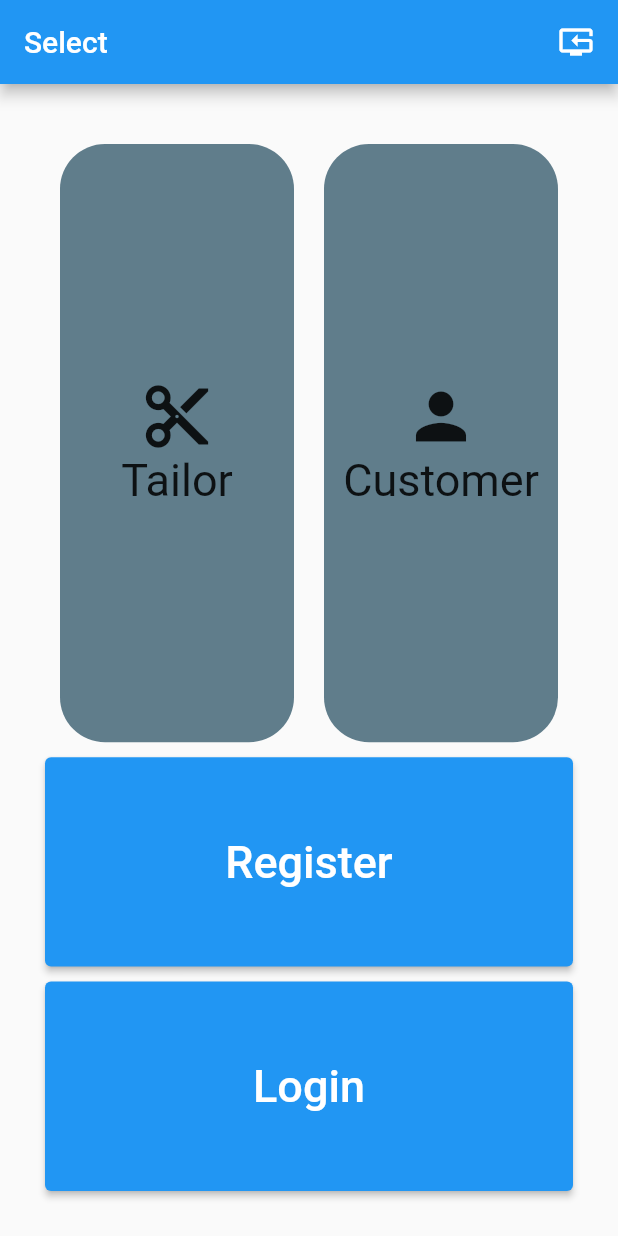
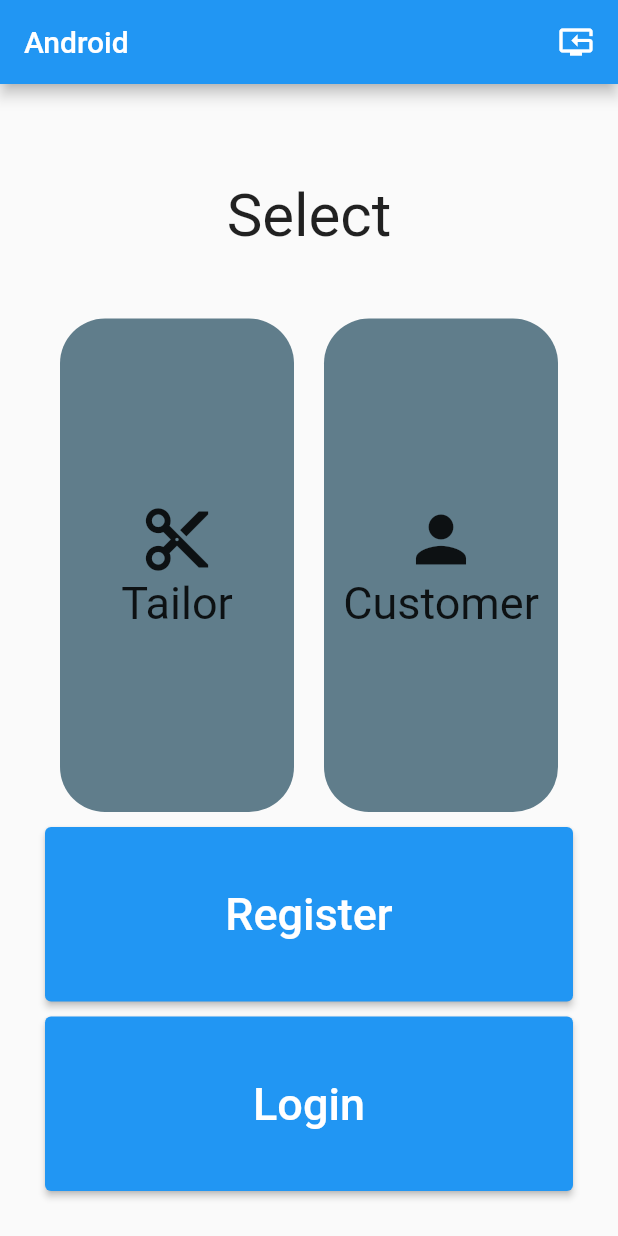
Before and after one commit to Muhammad-Arbad/fyp, a Flutter app: the selectCustomerTailor screen opened directly, on a phone screen of 412 x 824 dp. Run offline on Flutter 3.47's test engine with Material 2 defaults, Android fonts, the phone set to English and light mode, and no system bars; our stand-ins replace image_picker, shared_preferences, smooth_page_indicator; accounts and stored records are empty.

```diff
--- a/lib/selectCustomerTailor.dart
+++ b/lib/selectCustomerTailor.dart
@@ -3,6 +3,7 @@ import 'package:tailor_application/Login.dart';
 import 'package:tailor_application/customerRegister.dart';
 import 'package:tailor_application/sharedPreferences/userPreferences.dart';
 import 'package:tailor_application/tailorRegister.dart';
+//import 'dart:io' show Platform;
 
 enum enumSelect { tailor, customer, notselect }
 
@@ -20,23 +21,45 @@ class _selectCustomerTailorState extends State<selectCustomerTailor> {
 
   @override
   Widget build(BuildContext context) {
+    //print(Platform.operatingSystem);
     double width = MediaQuery.of(context).size.width;
+    bool pf = Theme.of(context).platform == TargetPlatform.android;
     return Scaffold(
-      appBar: AppBar(
+      appBar: pf ? AppBar(
+          title: Row(
+            mainAxisAlignment: MainAxisAlignment.spaceBetween,
+            children: [
+              Text("Android"),
+              InkWell(child: Icon(Icons.reset_tv),onTap: (){applicationSharedPreferences.setIntroVisibility(true);},)
+
+            ],
+          )
+      ) : AppBar(
+        toolbarHeight: 100,
         title: Row(
-          mainAxisAlignment: MainAxisAlignment.spaceBetween,
-          children: [
-            Text("Select"),
-            InkWell(child: Icon(Icons.reset_tv),onTap: (){applicationSharedPreferences.setIntroVisibility(true);},)
+        mainAxisAlignment: MainAxisAlignment.spaceBetween,
+        children: [
+          Icon(Icons.cut,size: 200,),
+          Text("Home"),
+          Text("Home"),
+          Text("Home"),
+          Text("Home"),
+          Text("Home"),
+          Text("Home"),
+          Text("Home"),
+          Text("Home"),
+          Text("Home"),
 
-          ],
-        ),
-      ),
+          InkWell(child: Icon(Icons.reset_tv),onTap: (){applicationSharedPreferences.setIntroVisibility(true);},)
+
+        ],
+      ),),
       body: Container(
         padding: EdgeInsets.all(30),
         child: Column(
           crossAxisAlignment: CrossAxisAlignment.stretch,
           children: [
+            Expanded(flex: 1, child: Center(child: Text("Select",style: TextStyle(fontSize: 40),)),),
             Expanded(
               flex: 3,
               child: Row(
--- a/lib/splashScreen.dart
+++ b/lib/splashScreen.dart
@@ -43,7 +43,7 @@ class _splashState extends State<splash> {
           mainAxisAlignment: MainAxisAlignment.center,
           children: [
             Icon(Icons.cut,size: 100,),
-            Text("Tailor Application",style: TextStyle(fontSize: 50),)
+            Text("Tailor Application",style: TextStyle(fontSize: 30),),
           ],
         ),
       ),
```
Also changed, not shown: 3 other files.
